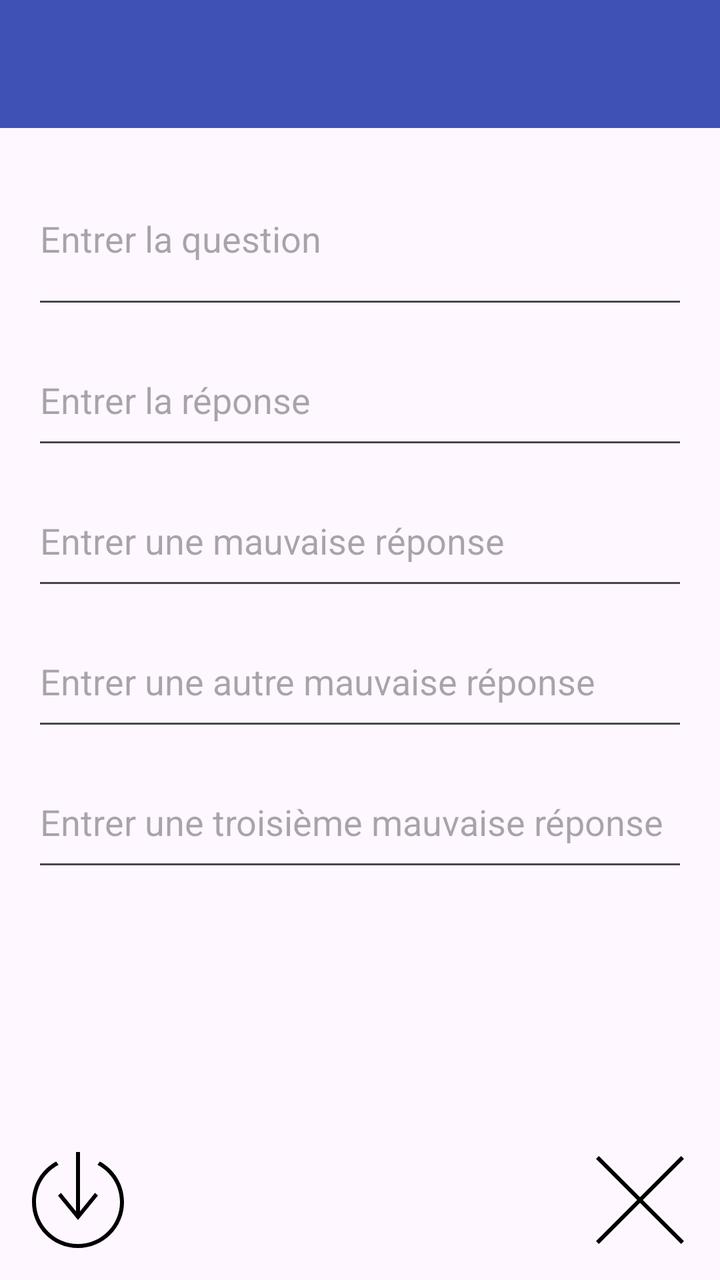
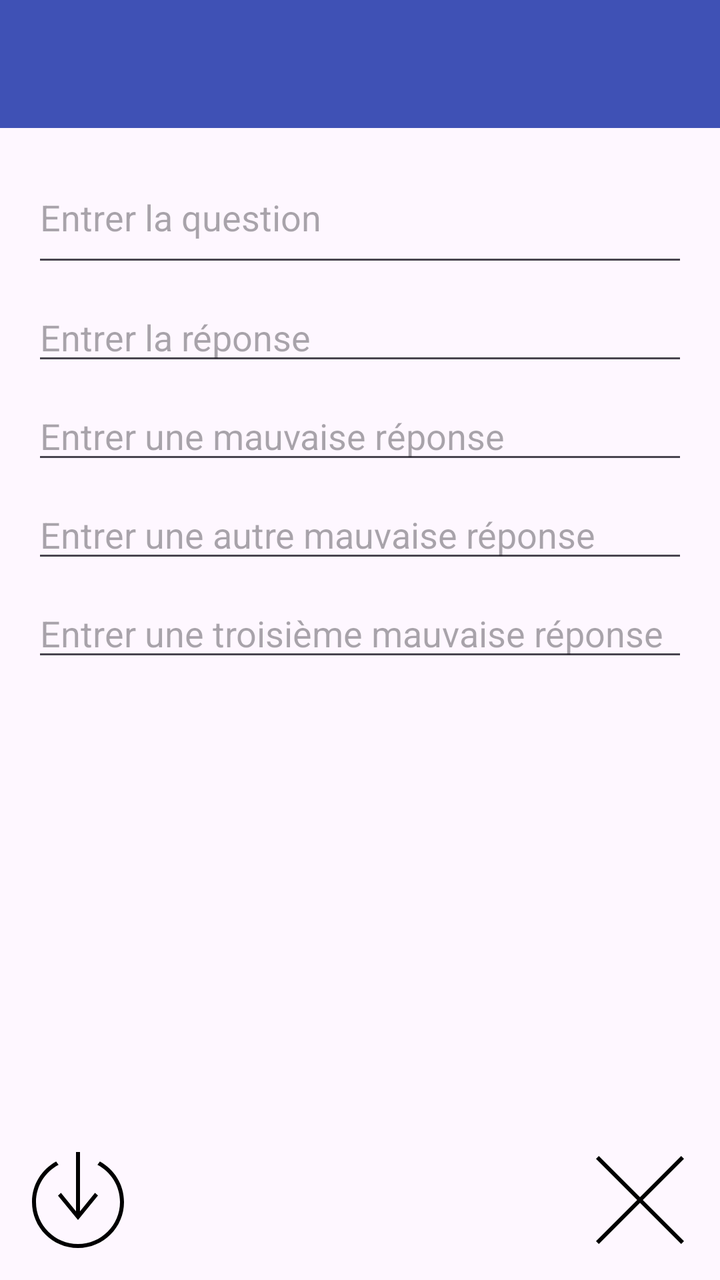

Before-and-after screenshots of an Android layout around one commit, followed by the original layout XML and the change that was made.
<!-- AndroidManifest.xml: application theme Theme.QUIZ -->
<!-- res/layout/activity_add_card.xml -->
<?xml version="1.0" encoding="utf-8"?>
<RelativeLayout
    xmlns:android="http://schemas.android.com/apk/res/android"
    xmlns:tools="http://schemas.android.com/tools"
    xmlns:app="http://schemas.android.com/apk/res-auto"
    android:id="@+id/main"
    android:layout_width="match_parent"
    android:layout_height="match_parent"
    tools:context=".AddCardActivity">

    <androidx.appcompat.widget.Toolbar
        android:id="@+id/toolbar"
        android:layout_width="match_parent"
        android:layout_height="?attr/actionBarSize"
        android:layout_alignParentTop="true"
        android:background="#3F51B5"
        app:titleTextColor="#FFFFFF" />

    <EditText
        android:id="@+id/edit_question"
        android:layout_width="match_parent"
        android:layout_height="wrap_content"
        android:layout_below="@id/toolbar"
        android:layout_marginTop="12dp"
        android:layout_marginStart="16dp"
        android:layout_marginEnd="16dp"
        android:hint="Entrer la question"
        android:minLines="3" />

    <EditText
        android:id="@+id/edit_answer"
        android:layout_width="match_parent"
        android:layout_height="wrap_content"
        android:layout_below="@id/edit_question"
        android:layout_marginTop="8dp"
        android:layout_marginStart="16dp"
        android:layout_marginEnd="16dp"
        android:hint="Entrer la réponse"
        android:minLines="2" />

    <EditText
        android:id="@+id/wrong_1"
        android:layout_width="match_parent"
        android:layout_height="wrap_content"
        android:layout_below="@id/edit_answer"
        android:layout_marginTop="8dp"
        android:layout_marginStart="16dp"
        android:layout_marginEnd="16dp"
        android:hint="Entrer une mauvaise réponse"
        android:minLines="2" />

    <EditText
        android:id="@+id/wrong_2"
        android:layout_width="match_parent"
        android:layout_height="wrap_content"
        android:layout_below="@id/wrong_1"
        android:layout_marginTop="8dp"
        android:layout_marginStart="16dp"
        android:layout_marginEnd="16dp"
        android:hint="Entrer une autre mauvaise réponse"
        android:minLines="2" />

    <EditText
        android:id="@+id/wrong_3"
        android:layout_width="match_parent"
        android:layout_height="wrap_content"
        android:layout_below="@id/wrong_2"
        android:layout_marginTop="8dp"
        android:layout_marginStart="16dp"
        android:layout_marginEnd="16dp"
        android:hint="Entrer une troisième mauvaise réponse"
        android:minLines="2" />

    <ImageView
        android:id="@+id/save_button"
        android:layout_width="48dp"
        android:layout_height="48dp"
        android:layout_alignParentBottom="true"
        android:layout_alignParentStart="true"
        android:layout_margin="16dp"
        android:src="@drawable/ic_save" />

    <ImageView
        android:id="@+id/cancel_button"
        android:layout_width="48dp"
        android:layout_height="48dp"
        android:layout_alignParentBottom="true"
        android:layout_alignParentEnd="true"
        android:layout_margin="16dp"
        android:src="@drawable/ic_close" />

</RelativeLayout>
<!-- resources referenced by this layout -->
<resources>
  <!-- drawable ic_close (drawable) -->
  <vector xmlns:android="http://schemas.android.com/apk/res/android"
      android:width="24dp"
      android:height="24dp"
      android:viewportWidth="24"
      android:viewportHeight="24">
    <path
        android:fillColor="#FF000000"
        android:pathData="M12,11.293l10.293,-10.293 0.707,0.707 -10.293,10.293 10.293,10.293 -0.707,0.707 -10.293,-10.293 -10.293,10.293 -0.707,-0.707 10.293,-10.293 -10.293,-10.293 0.707,-0.707 10.293,10.293z"
        android:fillType="evenOdd"/>
  </vector>
  <!-- drawable ic_save (drawable) -->
  <vector xmlns:android="http://schemas.android.com/apk/res/android"
      android:width="24dp"
      android:height="24dp"
      android:viewportWidth="24"
      android:viewportHeight="24">
    <path
        android:fillColor="#FF000000"
        android:pathData="M16.965,2.381c3.593,1.946 6.035,5.749 6.035,10.119 0,6.347 -5.153,11.5 -11.5,11.5s-11.5,-5.153 -11.5,-11.5c0,-4.37 2.442,-8.173 6.035,-10.119l0.608,0.809c-3.353,1.755 -5.643,5.267 -5.643,9.31 0,5.795 4.705,10.5 10.5,10.5s10.5,-4.705 10.5,-10.5c0,-4.043 -2.29,-7.555 -5.643,-9.31l0.608,-0.809zM12,0v14.826l3.747,-4.604 0.753,0.666 -5,6.112 -5,-6.101 0.737,-0.679 3.763,4.608v-14.828h1z"
        android:fillType="evenOdd"/>
  </vector>
  <style name="Theme.QUIZ" parent="Base.Theme.QUIZ" />
  <style name="Base.Theme.QUIZ" parent="Theme.Material3.DayNight.NoActionBar">
          
          
      </style>
</resources>

<!-- the commit's change to res/layout/activity_add_card.xml (unified diff, before → after) -->
@@ -25,7 +25,7 @@
         android:layout_marginStart="16dp"
         android:layout_marginEnd="16dp"
         android:hint="Entrer la question"
-        android:minLines="3" />
+        android:minLines="2" />
 
     <EditText
         android:id="@+id/edit_answer"
@@ -36,7 +36,7 @@
         android:layout_marginStart="16dp"
         android:layout_marginEnd="16dp"
         android:hint="Entrer la réponse"
-        android:minLines="2" />
+        android:minLines="1" />
 
     <EditText
         android:id="@+id/wrong_1"
@@ -47,7 +47,7 @@
         android:layout_marginStart="16dp"
         android:layout_marginEnd="16dp"
         android:hint="Entrer une mauvaise réponse"
-        android:minLines="2" />
+        android:minLines="1" />
 
     <EditText
         android:id="@+id/wrong_2"
@@ -58,7 +58,7 @@
         android:layout_marginStart="16dp"
         android:layout_marginEnd="16dp"
         android:hint="Entrer une autre mauvaise réponse"
-        android:minLines="2" />
+        android:minLines="1" />
 
     <EditText
         android:id="@+id/wrong_3"
@@ -69,7 +69,7 @@
         android:layout_marginStart="16dp"
         android:layout_marginEnd="16dp"
         android:hint="Entrer une troisième mauvaise réponse"
-        android:minLines="2" />
+        android:minLines="1" />
 
     <ImageView
         android:id="@+id/save_button"
